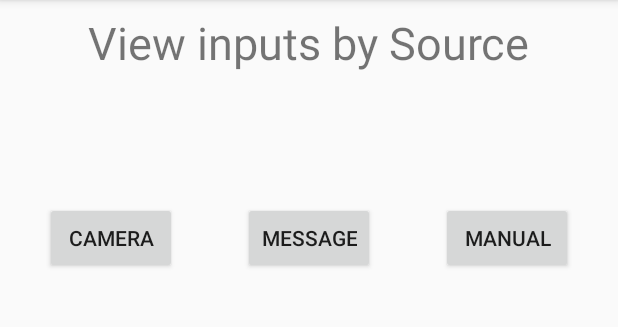
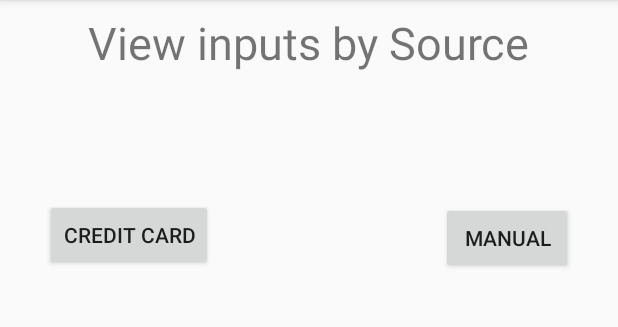
Before and after one commit to CS407-Project-Better-Budgets/Better_Budgets_new, an Android app: the manage_data_source screen opened directly, with no data from a screen before it, on a phone screen of 412 x 824 dp, the part 84-411 px from its top. Run offline under Robolectric (Android 15) with nearby library versions, the phone set to English and light mode, and no system bars.

Commit message:
data management done! (bug fixed 2.0)

```diff
--- a/app/src/main/res/layout/activity_manage_data_source.xml
+++ b/app/src/main/res/layout/activity_manage_data_source.xml
@@ -20,32 +20,19 @@
 
 
     <Button
-        android:id="@+id/button_md_source_camera"
+        android:id="@+id/button_md_source_message"
         android:layout_width="wrap_content"
         android:layout_height="wrap_content"
         android:layout_marginStart="30dp"
         android:layout_marginTop="16dp"
-        android:layout_marginBottom="8dp"
-        android:text="Camera"
-        android:onClick="cameraOnClick"
-        app:layout_constraintBottom_toTopOf="@+id/list_md_source_spending"
-        app:layout_constraintStart_toStartOf="parent"
-        app:layout_constraintTop_toBottomOf="@+id/textView_md_source_title" />
-
-    <Button
-        android:id="@+id/button_md_source_message"
-        android:layout_width="wrap_content"
-        android:layout_height="wrap_content"
-        android:layout_marginTop="16dp"
-        android:layout_marginBottom="8dp"
-        android:text="Message"
         android:onClick="messageOnClick"
+        android:text="Credit Card"
         app:layout_constraintBottom_toTopOf="@+id/list_md_source_spending"
         app:layout_constraintEnd_toStartOf="@+id/button_md_source_manual"
-        app:layout_constraintHorizontal_bias="0.5"
-        app:layout_constraintStart_toEndOf="@+id/button_md_source_camera"
+        app:layout_constraintHorizontal_bias="0.0"
+        app:layout_constraintStart_toStartOf="parent"
         app:layout_constraintTop_toBottomOf="@+id/textView_md_source_title"
-        app:layout_constraintVertical_bias="0.5" />
+        app:layout_constraintVertical_bias="0.463" />
 
     <Button
         android:id="@+id/button_md_source_manual"
```
Also changed, not shown: app/src/main/java/com/example/better_budgets/manage_data_source.java (+1 -31 lines).
